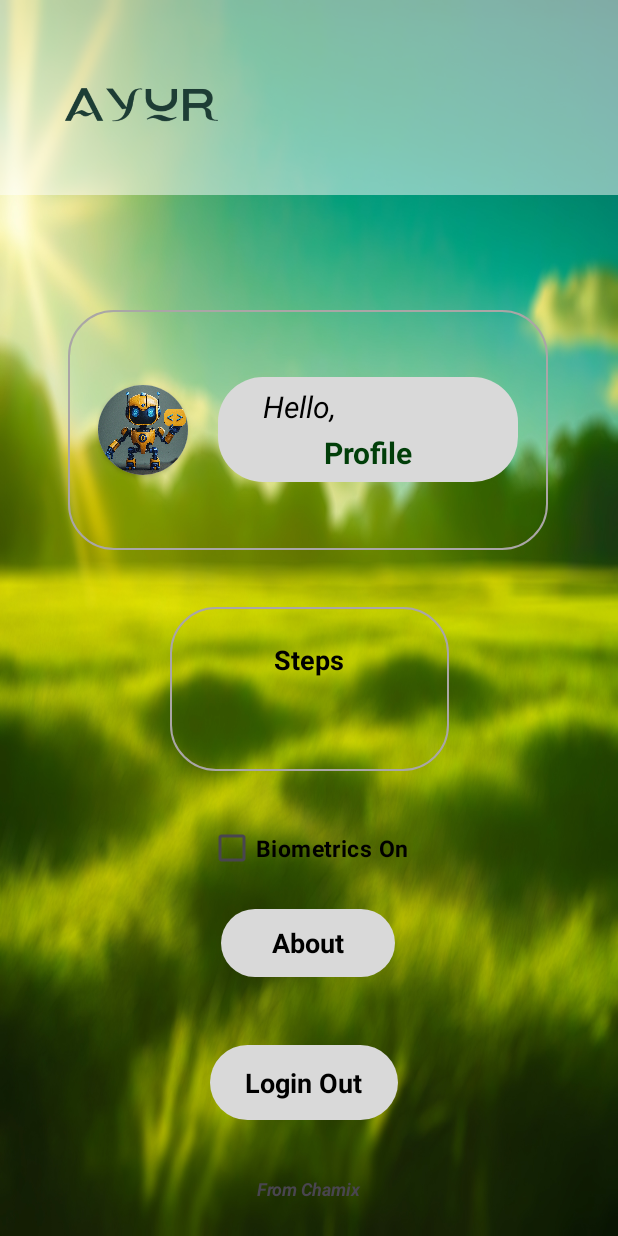
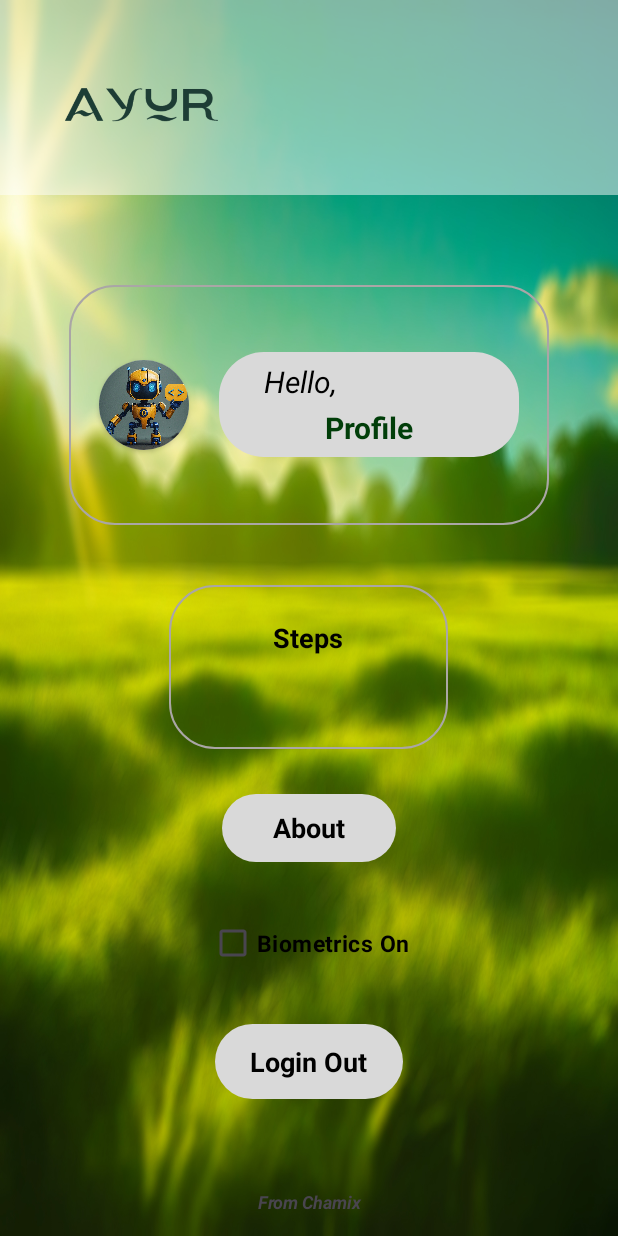
Before and after one commit to hirunch/Ayur_App, an Android app: the fragment CategoriesFragment placed in its activity, after a tap on an icon or button, on a phone screen of 412 x 824 dp. Run offline under Robolectric (Android 15) with nearby library versions, the phone set to English and light mode, and no system bars; our stand-ins replace Firebase (no records; nobody signed in at launch, a user with empty details on screens opened directly), Shimmer; pictures from the network do not load; Roboto replaces fonts that are not available here.

Commit message:
Layout fix

```diff
--- a/app/src/main/res/layout/activity_user.xml
+++ b/app/src/main/res/layout/activity_user.xml
@@ -1,5 +1,5 @@
 <?xml version="1.0" encoding="utf-8"?>
-<androidx.constraintlayout.widget.ConstraintLayout xmlns:android="http://schemas.android.com/apk/res/android"
+<RelativeLayout xmlns:android="http://schemas.android.com/apk/res/android"
     xmlns:app="http://schemas.android.com/apk/res-auto"
     xmlns:tools="http://schemas.android.com/tools"
     android:id="@+id/main"
@@ -13,10 +13,7 @@
         android:layout_width="match_parent"
         android:layout_height="130dp"
         android:background="@color/white_low"
-        app:layout_constraintEnd_toEndOf="parent"
-        app:layout_constraintStart_toStartOf="parent"
-        app:layout_constraintTop_toTopOf="parent"
-        tools:ignore="MissingConstraints">
+        android:layout_centerHorizontal="true">
 
         <ImageView
             android:id="@+id/imageView4"
@@ -28,18 +25,29 @@
 
     </FrameLayout>
 
+
+    <ScrollView
+        android:layout_width="wrap_content"
+        android:layout_centerHorizontal="true"
+        android:layout_marginTop="180dp"
+        android:paddingBottom="50dp"
+        android:layout_height="wrap_content">
+
+        <LinearLayout
+            android:layout_width="wrap_content"
+            android:layout_height="wrap_content"
+            android:gravity="center_horizontal"
+            android:paddingBottom="80dp"
+            android:layout_gravity="center_horizontal"
+            android:orientation="vertical">
+
             <LinearLayout
                 android:id="@+id/linearLayout7"
                 android:layout_width="320dp"
                 android:layout_height="160dp"
-        android:background="@drawable/user_bg"
-        app:layout_constraintBottom_toBottomOf="parent"
-        app:layout_constraintEnd_toEndOf="parent"
-        app:layout_constraintHorizontal_bias="0.494"
-        app:layout_constraintStart_toStartOf="parent"
-        app:layout_constraintTop_toTopOf="parent"
-        app:layout_constraintVertical_bias="0.311"
-        tools:ignore="MissingConstraints">
+                android:layout_marginTop="10dp"
+                android:layout_marginBottom="10dp"
+                android:background="@drawable/user_bg">
 
                 <androidx.cardview.widget.CardView
                     android:layout_width="60dp"
@@ -124,12 +132,8 @@
                 android:id="@+id/frameLayout3"
                 android:layout_width="186dp"
                 android:layout_height="109dp"
-        android:background="@drawable/user_bg"
-        app:layout_constraintBottom_toBottomOf="parent"
-        app:layout_constraintEnd_toEndOf="parent"
-        app:layout_constraintStart_toStartOf="parent"
-        app:layout_constraintTop_toTopOf="parent"
-        app:layout_constraintVertical_bias="0.566">
+                android:layout_marginTop="30dp"
+                android:background="@drawable/user_bg">
 
                 <TextView
                     android:layout_width="105dp"
@@ -168,13 +172,17 @@
                 android:textColor="@color/black"
                 android:textSize="18dp"
                 android:textStyle="bold"
-        app:layout_constraintBottom_toBottomOf="parent"
-        app:layout_constraintEnd_toEndOf="parent"
-        app:layout_constraintHorizontal_bias="0.498"
-        app:layout_constraintStart_toStartOf="parent"
-        app:layout_constraintTop_toTopOf="parent"
-        app:layout_constraintVertical_bias="0.778"
-        tools:ignore="MissingConstraints" />
+                android:layout_marginTop="30dp" />
+
+            <CheckBox
+                android:id="@+id/biometricsCheck"
+                android:layout_width="wrap_content"
+                android:layout_height="wrap_content"
+                android:text="Biometrics On"
+                android:textColor="@color/black"
+                android:textStyle="bold"
+                android:textSize="15dp"
+                android:layout_marginTop="30dp"/>
 
             <FrameLayout
                 android:id="@+id/loginOutBtn"
@@ -182,13 +190,7 @@
                 android:layout_height="50dp"
                 android:background="@drawable/user_info"
                 android:gravity="center"
-        app:layout_constraintBottom_toBottomOf="parent"
-        app:layout_constraintEnd_toEndOf="parent"
-        app:layout_constraintHorizontal_bias="0.489"
-        app:layout_constraintStart_toStartOf="parent"
-        app:layout_constraintTop_toTopOf="parent"
-        app:layout_constraintVertical_bias="0.9"
-        tools:ignore="MissingConstraints">
+                android:layout_marginTop="30dp">
 
                 <TextView
                     android:layout_width="wrap_content"
@@ -201,6 +203,10 @@
                     android:textStyle="bold" />
             </FrameLayout>
 
+
+        </LinearLayout>
+    </ScrollView>
+
     <TextView
         android:id="@+id/textView4"
         android:layout_width="120dp"
@@ -209,29 +215,12 @@
         android:text="From Chamix"
         android:textAlignment="center"
         android:textSize="12dp"
+        android:layout_marginBottom="10dp"
         android:textStyle="bold|italic"
-        app:layout_constraintBottom_toBottomOf="parent"
-        app:layout_constraintEnd_toEndOf="parent"
-        app:layout_constraintHorizontal_bias="0.498"
-        app:layout_constraintStart_toStartOf="parent"
-        app:layout_constraintTop_toTopOf="parent"
-        app:layout_constraintVertical_bias="0.977"
-        tools:ignore="MissingConstraints" />
-
-    <CheckBox
-        android:id="@+id/biometricsCheck"
-        android:layout_width="wrap_content"
-        android:layout_height="wrap_content"
-        android:text="Biometrics On"
-        android:textColor="@color/black"
-        android:textStyle="bold"
-        android:textSize="15dp"
-        app:layout_constraintBottom_toBottomOf="parent"
-        app:layout_constraintEnd_toEndOf="parent"
-        app:layout_constraintHorizontal_bias="0.498"
-        app:layout_constraintStart_toStartOf="parent"
-        app:layout_constraintTop_toTopOf="parent"
-        app:layout_constraintVertical_bias="0.698" />
+        android:layout_alignParentBottom="true"
+        android:layout_centerHorizontal="true"/>
 
 
-</androidx.constraintlayout.widget.ConstraintLayout>
+
+
+</RelativeLayout>
```
Also changed, not shown: app/src/main/res/layout/activity_article_upload.xml (+12 -2 lines), app/src/main/res/layout/activity_bangalows.xml (+11 -27 lines), app/src/main/res/layout/activity_deparmtents_map.xml (+7 -17 lines), app/src/main/res/layout/activity_register_interface.xml (+21 -24 lines), app/src/main/res/layout/activity_user_profile.xml (+22 -18 lines), app/src/main/res/layout/fragment_categories.xml (+24 -27 lines), app/src/main/res/layout/fragment_locations.xml (+29 -17 lines), app/src/main/res/layout/fragment_videos.xml (+12 -9 lines). Lines whose indentation alone changed are shown as unchanged.
